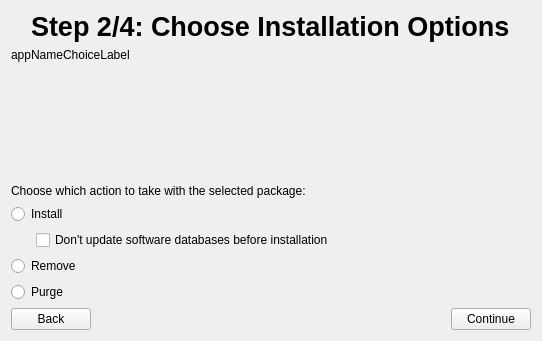
Before: the Qt Designer form ui/chooseinstallationpage.ui in Kicksecure/browser-choice, drawn with Qt 5.
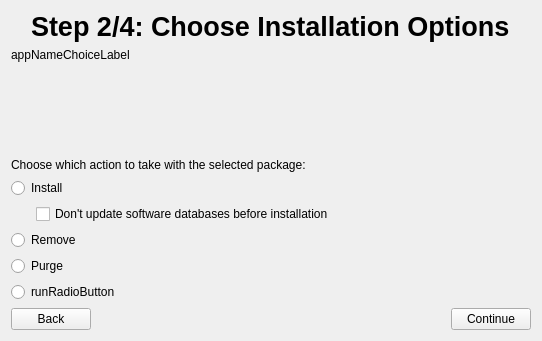
After: the same form once the commit is applied. Icons and pictures are not drawn.

```diff
--- a/ui/chooseinstallationpage.ui
+++ b/ui/chooseinstallationpage.ui
@@ -129,6 +129,13 @@
      </property>
     </widget>
    </item>
+   <item>
+    <widget class="QRadioButton" name="runRadioButton">
+     <property name="text">
+      <string>runRadioButton</string>
+     </property>
+    </widget>
+   </item>
    <item>
     <layout class="QHBoxLayout" name="horizontalLayout_2">
      <item>
```
Left out of the diff: 15 changed lines with no effect on the pictures.
